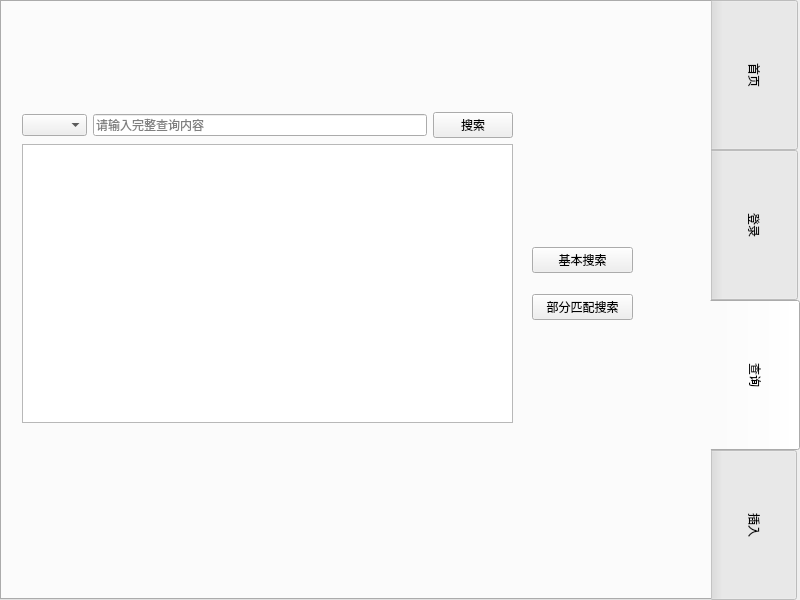
The window that core/mainwindow.ui (okuchiri/database-big-homework) describes before a commit, drawn with Qt 5.
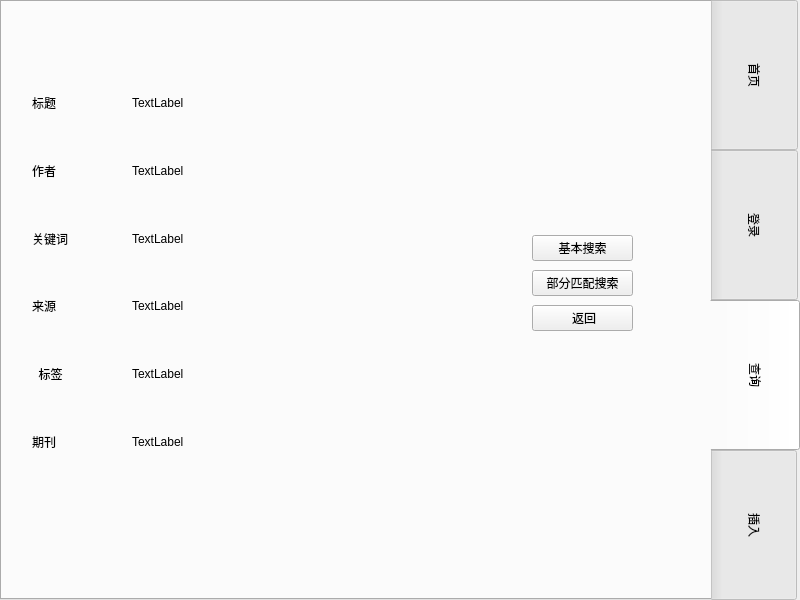
The same window after the commit. The open tabs and pages were chosen to show the change.

Commit message: 增加了显示详细信息的页面，但是还没给显示出来

```diff
--- a/core/mainwindow.ui
+++ b/core/mainwindow.ui
@@ -543,6 +543,116 @@
       <number>1</number>
      </property>
      <widget class="QWidget" name="page_querynull"/>
+     <widget class="QWidget" name="page_ShowDocInfo">
+      <widget class="QWidget" name="verticalLayoutWidget">
+       <property name="geometry">
+        <rect>
+         <x>10</x>
+         <y>10</y>
+         <width>91</width>
+         <height>401</height>
+        </rect>
+       </property>
+       <layout class="QVBoxLayout" name="verticalLayout_5">
+        <item>
+         <widget class="QLabel" name="label_title_front">
+          <property name="text">
+           <string>标题</string>
+          </property>
+         </widget>
+        </item>
+        <item>
+         <widget class="QLabel" name="label_author_front">
+          <property name="text">
+           <string>作者</string>
+          </property>
+         </widget>
+        </item>
+        <item>
+         <widget class="QLabel" name="label_keyword_front">
+          <property name="text">
+           <string>关键词</string>
+          </property>
+         </widget>
+        </item>
+        <item>
+         <widget class="QLabel" name="label_src_front">
+          <property name="text">
+           <string>来源</string>
+          </property>
+         </widget>
+        </item>
+        <item>
+         <widget class="QLabel" name="label_tag_front">
+          <property name="text">
+           <string>  标签</string>
+          </property>
+         </widget>
+        </item>
+        <item>
+         <widget class="QLabel" name="label_journal_front">
+          <property name="text">
+           <string>期刊</string>
+          </property>
+         </widget>
+        </item>
+       </layout>
+      </widget>
+      <widget class="QWidget" name="verticalLayoutWidget_2">
+       <property name="geometry">
+        <rect>
+         <x>110</x>
+         <y>10</y>
+         <width>371</width>
+         <height>401</height>
+        </rect>
+       </property>
+       <layout class="QVBoxLayout" name="verticalLayout_9">
+        <item>
+         <widget class="QLabel" name="label_title_info">
+          <property name="text">
+           <string>TextLabel</string>
+          </property>
+         </widget>
+        </item>
+        <item>
+         <widget class="QLabel" name="label_author_info">
+          <property name="text">
+           <string>TextLabel</string>
+          </property>
+         </widget>
+        </item>
+        <item>
+         <widget class="QLabel" name="label_keyword_info">
+          <property name="text">
+           <string>TextLabel</string>
+          </property>
+         </widget>
+        </item>
+        <item>
+         <widget class="QLabel" name="label_src_info">
+          <property name="text">
+           <string>TextLabel</string>
+          </property>
+         </widget>
+        </item>
+        <item>
+         <widget class="QLabel" name="label_tag_info">
+          <property name="text">
+           <string>TextLabel</string>
+          </property>
+         </widget>
+        </item>
+        <item>
+         <widget class="QLabel" name="label_2">
+          <property name="text">
+           <string>TextLabel</string>
+          </property>
+         </widget>
+        </item>
+       </layout>
+      </widget>
+     </widget>
      <widget class="QWidget" name="pagebasicsearch">
       <widget class="QWidget" name="layoutWidget">
        <property name="geometry">
@@ -684,6 +794,13 @@
         </property>
        </widget>
       </item>
+      <item>
+       <widget class="QPushButton" name="pushButton_backto_searchtab">
+        <property name="text">
+         <string> 返回</string>
+        </property>
+       </widget>
+      </item>
      </layout>
     </widget>
    </widget>
```
Left out of the diff: 2 changed lines with no effect on the pictures. The commit also changes 1 other file.
